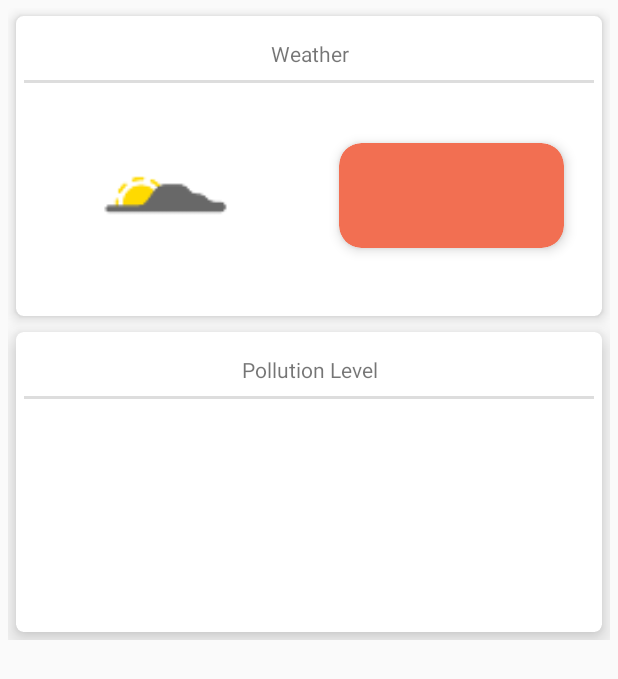
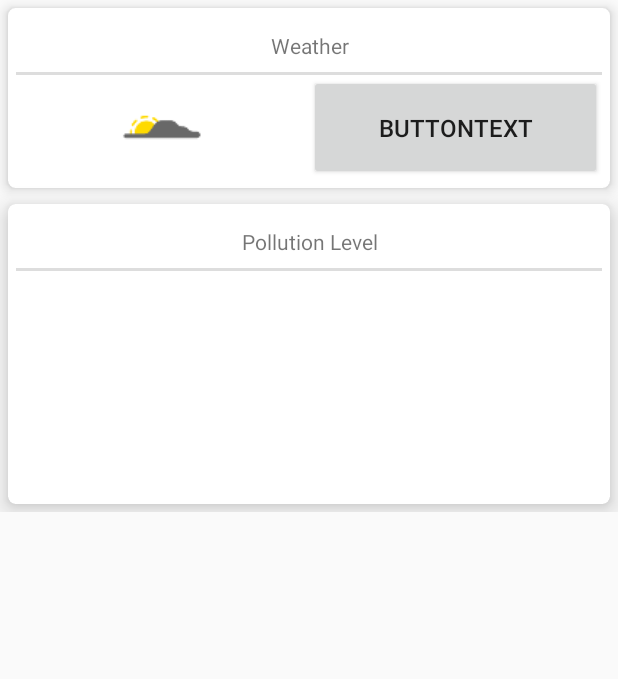
Before and after one commit to keefejulian24/PURe, an Android app: the layout content_main.xml on its own in the app's theme, with its tools: preview values and no code run, on a phone screen of 412 x 824 dp. Shown: the top 679 px of the screen. Run offline under Robolectric (Android 15) with nearby library versions, the phone set to English and light mode, and no system bars.

```diff
--- a/PURe/app/src/main/res/layout/content_main.xml
+++ b/PURe/app/src/main/res/layout/content_main.xml
@@ -6,7 +6,6 @@
     android:id="@+id/content_main"
     android:layout_width="match_parent"
     android:layout_height="wrap_content"
-    android:padding="5dp"
     app:layout_behavior="@string/appbar_scrolling_view_behavior"
     tools:context="com.example.pure.pure.MainActivity"
     tools:showIn="@layout/activity_main">
@@ -14,26 +13,30 @@
     <android.support.v4.widget.NestedScrollView
         android:layout_width="fill_parent"
         android:layout_height="wrap_content">
+
         <android.support.v7.widget.LinearLayoutCompat
             android:layout_width="match_parent"
             android:layout_height="match_parent"
             android:orientation="vertical">
+
             <android.support.v7.widget.CardView
                 xmlns:card_view="http://schemas.android.com/apk/res-auto"
                 android:id="@+id/weather_card"
                 android:layout_gravity="center_horizontal"
                 android:layout_width="match_parent"
-                android:layout_height="200dp"
+                android:layout_height="wrap_content"
                 android:translationZ="0dp"
                 card_view:cardElevation="5dp"
                 card_view:cardPreventCornerOverlap="false"
                 card_view:cardCornerRadius="5dp"
                 card_view:contentPadding="5dp"
                 android:layout_margin="5dp">
+
                 <android.support.v7.widget.LinearLayoutCompat
                     android:layout_width="match_parent"
                     android:layout_height="match_parent"
                     android:orientation="vertical">
+
                     <TextView
                         android:id="@+id/weather_title"
                         android:layout_width="match_parent"
@@ -42,6 +45,7 @@
                         android:gravity="center_horizontal"
                         android:background="@drawable/border_bottom"
                         android:padding="10dp"/>
+
                     <android.support.v7.widget.LinearLayoutCompat
                         android:layout_width="match_parent"
                         android:layout_height="0dp"
@@ -52,24 +56,25 @@
                             android:layout_width="0dp"
                             android:layout_height="match_parent"
                             android:layout_weight="1"
-                            android:layout_margin="20dp"
                             android:src="@mipmap/sunny_icon">
                         </ImageView>
-                        <android.support.v7.widget.CardView
-                            xmlns:card_view="http://schemas.android.com/apk/res-auto"
+
+                        <Button
                             android:id="@+id/uvi_level"
-                            android:layout_gravity="center_vertical"
                             android:layout_height="70dp"
                             android:layout_width="0dp"
                             android:layout_weight="1"
-                            android:layout_margin="20dp"
-                            card_view:cardBackgroundColor="#f26f52"
-                            card_view:cardCornerRadius="15dp"
-                            card_view:cardElevation="5dp">
-                        </android.support.v7.widget.CardView>
+                            android:textSize="16sp"
+                            android:gravity="center"
+                            android:paddingLeft="10dp"
+                            android:paddingRight="10dp"
+                            android:text="buttonText"/>
                     </android.support.v7.widget.LinearLayoutCompat>
+
+                    <include layout="@layout/content_uvi" />
                 </android.support.v7.widget.LinearLayoutCompat>
             </android.support.v7.widget.CardView>
+
             <android.support.v7.widget.CardView
                 xmlns:card_view="http://schemas.android.com/apk/res-auto"
                 android:id="@+id/pollution_level"
@@ -81,6 +86,7 @@
                 card_view:cardCornerRadius="5dp"
                 card_view:contentPadding="5dp"
                 android:layout_margin="5dp">
+
                 <TextView
                     android:id="@+id/pollution_level_title"
                     android:layout_width="match_parent"
--- a/PURe/app/src/main/res/values/strings.xml
+++ b/PURe/app/src/main/res/values/strings.xml
@@ -1,4 +1,5 @@
 <resources>
     <string name="app_name">PURe</string>
     <string name="action_settings">Settings</string>
+    <string name="lorem_ipsum">Lorem ipsum dolor sit amet, consectetur adipiscing elit. Phasellus sollicitudin dapibus libero tempor cursus. Quisque porta orci vitae elementum commodo. Sed euismod enim est, sed luctus nunc convallis vel. Nam ligula risus, congue sed aliquam nec, auctor vel elit. Nulla mauris est, venenatis non bibendum vel, sagittis id nisi. Ut at leo vel justo condimentum dapibus ut id velit. Cras molestie pharetra neque, a facilisis enim aliquet vitae. Suspendisse quis varius quam. Nam tincidunt laoreet fermentum. In a nibh laoreet orci hendrerit tincidunt. Class aptent taciti sociosqu ad litora torquent per conubia nostra, per inceptos himenaeos. Proin sagittis sodales pharetra.</string>
 </resources>
```
Also changed, not shown: PURe/app/build.gradle (+6 -1 lines), PURe/app/src/main/java/com/example/pure/pure/MainActivity.java (+69 -5 lines), PURe/app/src/main/res/layout/activity_main.xml (+35 -8 lines), PURe/app/src/main/res/layout/content_uvi.xml (added, +31 -0 lines), PURe/app/src/main/res/layout/location_settings.xml (+23 -3 lines), 2 other files.
